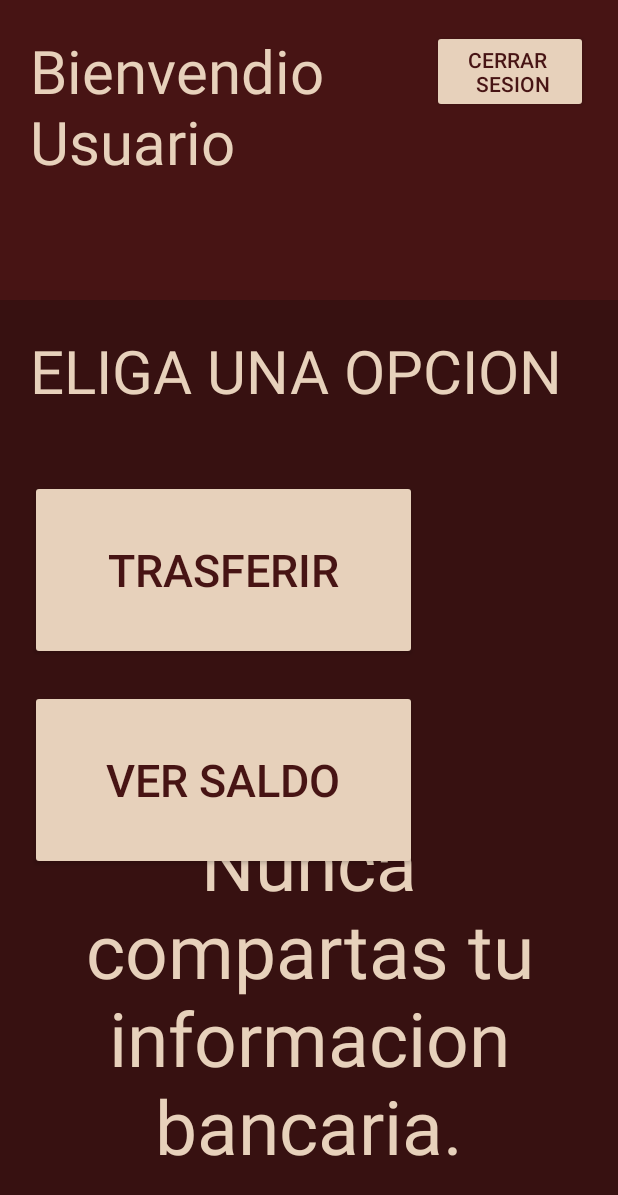
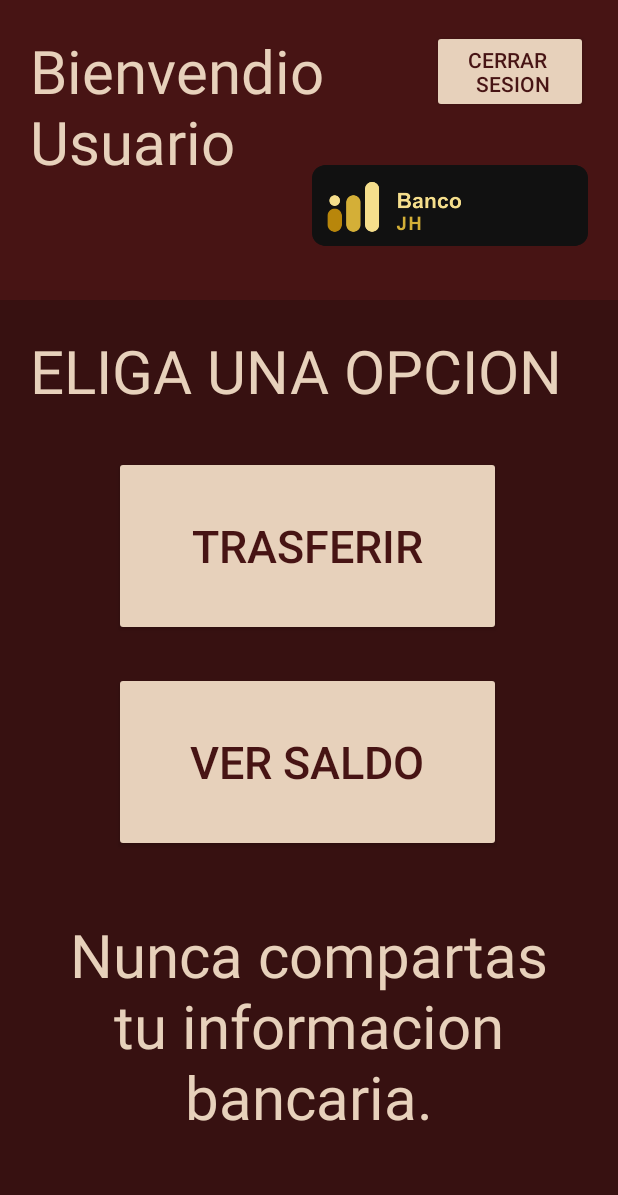
Before and after one commit to nicolas-valenciaO/Aplicacion_bancaria, an Android app: the PantallaPrincipal screen opened directly, with no data from a screen before it, on a phone screen of 412 x 824 dp. Shown: the top 1195 px of the screen. Run offline under Robolectric (Android 15) with nearby library versions, the phone set to English and light mode, and no system bars; our stand-ins replace Firebase (no records; nobody signed in at launch, a user with empty details on screens opened directly).

Commit message:
quitar .idea del repo, poner ver saldo y arreglar estetica

```diff
--- a/app/src/main/java/com/example/aplicacion_bancaria/Transferir.kt
+++ b/app/src/main/java/com/example/aplicacion_bancaria/Transferir.kt
@@ -50,6 +50,7 @@ class Transferir : AppCompatActivity() {
 
         CamVerSaldo.setOnClickListener {
             val intent = Intent(this, VerSaldo::class.java)
+            intent.putExtra("nombre", Nombre_Usuario)
             startActivity(intent)
         }
 
@@ -57,6 +58,7 @@ class Transferir : AppCompatActivity() {
 
         CamPantallaInicio.setOnClickListener {
             val intent = Intent(this, PantallaPrincipal::class.java)
+            intent.putExtra("nombre", Nombre_Usuario)
             startActivity(intent)
         }
 
--- a/app/src/main/res/layout/activity_pantalla_principal.xml
+++ b/app/src/main/res/layout/activity_pantalla_principal.xml
@@ -9,6 +9,11 @@
     android:layout_height="match_parent"
     android:background="@color/red_045"
     tools:context=".PantallaPrincipal"
+
+
+
+
+
     >
 
     <androidx.constraintlayout.widget.ConstraintLayout
@@ -19,6 +24,19 @@
         app:layout_constraintTop_toTopOf="parent"
         android:padding="20dp"
         >
+
+        <ImageView
+            android:id="@+id/logoBancoJH"
+            android:layout_width="184dp"
+            android:layout_height="66dp"
+            android:layout_marginTop="84dp"
+            android:contentDescription="Logo Banco JH"
+            android:scaleType="fitCenter"
+            android:src="@drawable/banco_jh"
+            app:layout_constraintEnd_toEndOf="parent"
+            app:layout_constraintHorizontal_bias="1.0"
+            app:layout_constraintStart_toStartOf="parent"
+            app:layout_constraintTop_toTopOf="parent" />
 
         <TextView
             android:id="@+id/Bienvenida"
@@ -55,45 +73,48 @@
         android:layout_margin="20dp"
         android:textColor="@color/orange_008"
         />
+
     <Button
         android:id="@+id/botonTransferir"
         style="@style/Widget.AppCompat.Button.Colored"
         android:layout_width="258dp"
         android:layout_height="120dp"
+        android:layout_marginStart="76dp"
+        android:layout_marginTop="104dp"
         android:text="Trasferir"
+        android:textColor="@color/red_043"
         android:textSize="30dp"
+        app:backgroundTint="@color/orange_008"
         app:layout_constraintStart_toStartOf="parent"
-        app:layout_constraintTop_toBottomOf="@id/Cuadroarriba"
-        app:backgroundTint="@color/orange_008"
-        android:textColor="@color/red_043"
-        android:layout_marginTop="120dp"
-        android:layout_marginLeft="20dp"
-        />
+        app:layout_constraintTop_toBottomOf="@id/Cuadroarriba" />
+
     <Button
         android:id="@+id/botonverSaldo"
         style="@style/Widget.AppCompat.Button.Colored"
         android:layout_width="258dp"
         android:layout_height="120dp"
+        android:layout_marginStart="76dp"
+        android:layout_marginTop="24dp"
         android:text="ver saldo"
+        android:textColor="@color/red_043"
         android:textSize="30dp"
         app:backgroundTint="@color/orange_008"
-        android:textColor="@color/red_043"
         app:layout_constraintStart_toStartOf="parent"
-        app:layout_constraintTop_toBottomOf="@id/botonTransferir"
-        android:layout_marginTop="20dp"
-        android:layout_marginLeft="20dp"/>
+        app:layout_constraintTop_toBottomOf="@id/botonTransferir" />
+
     <TextView
         android:id="@+id/Consejos"
         android:layout_width="match_parent"
         android:layout_height="wrap_content"
         app:layout_constraintLeft_toLeftOf="parent"
         app:layout_constraintBottom_toBottomOf="parent"
+        app:layout_constraintTop_toBottomOf="@id/botonverSaldo"
         android:backgroundTint="@color/red_043"
         android:textColor="@color/orange_008"
         android:text="Consejo"
-        android:textSize="50dp"
+        android:textSize="40sp"
         android:textAlignment="center"
-        android:layout_marginBottom="40dp"
+        android:layout_marginBottom="25dp"
         android:layout_marginLeft="20dp"
         android:layout_marginEnd="20dp"
         />
--- a/app/src/main/res/layout/activity_tranferir.xml
+++ b/app/src/main/res/layout/activity_tranferir.xml
@@ -102,7 +102,7 @@
 
         android:layout_marginStart="16dp"
         android:layout_marginTop="48dp"
-        android:text="volver"
+        android:text="inicio"
         android:textColor="@color/red_043"
         android:textSize="30dp"
         app:backgroundTint="@color/orange_008"
@@ -116,7 +116,7 @@
         android:layout_height="67dp"
         android:layout_marginStart="8dp"
         android:layout_marginTop="48dp"
-        android:text="ver saldo"
+        android:text="saldo"
         android:textColor="@color/red_043"
         android:textSize="30dp"
         app:backgroundTint="@color/orange_008"
```
Also changed, not shown: app/src/main/java/com/example/aplicacion_bancaria/VerSaldo.kt (+88 -2 lines), app/src/main/res/drawable/baseline_account_circle_24.xml (added, +20 -0 lines), app/src/main/res/drawable/candado.xml (added, +20 -0 lines), app/src/main/res/layout/activity_main.xml (+17 -2 lines), app/src/main/res/layout/activity_ver_saldo.xml (+106 -2 lines), app/src/main/res/drawable/banco_jh.png (added), 1 other file.
